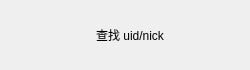
Before: the Qt Designer form client/llfcchat/adduseritem.ui in xiegd/chat, drawn with Qt 5.
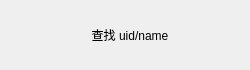
After: the same form once the commit is applied.

Commit message: 更新开发文档

```diff
--- a/client/llfcchat/adduseritem.ui
+++ b/client/llfcchat/adduseritem.ui
@@ -48,7 +48,7 @@
    <item>
     <widget class="QLabel" name="message_tip">
      <property name="text">
-      <string>查找 uid/nick</string>
+      <string>查找 uid/name</string>
      </property>
      <property name="alignment">
       <set>Qt::AlignCenter</set>
```
The commit also changes 2 other files.
